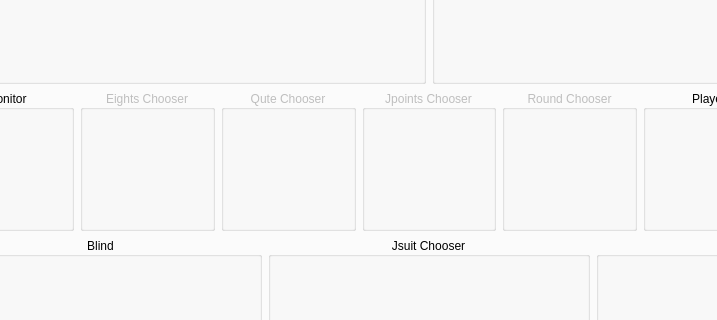
The window that table.ui (squawk7x/aQuteCardGame) describes before a commit, drawn with Qt 5; both pictures show x 83 to 800 and y 104 to 424 of the 1024 by 800 pixel window.
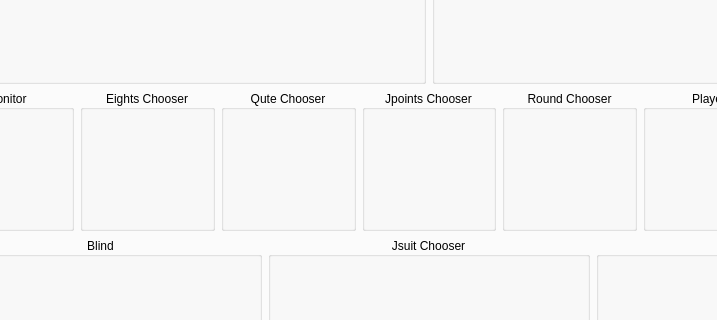
The same window after the commit.

Patch:
```diff
--- a/table.ui
+++ b/table.ui
@@ -66,7 +66,7 @@
          <item>
           <widget class="QGroupBox" name="EightsChooser">
            <property name="enabled">
-            <bool>false</bool>
+            <bool>true</bool>
            </property>
            <property name="title">
             <string>Eights Chooser</string>
@@ -80,7 +80,7 @@
          <item>
           <widget class="QGroupBox" name="QuteChooser">
            <property name="enabled">
-            <bool>false</bool>
+            <bool>true</bool>
            </property>
            <property name="title">
             <string>Qute Chooser</string>
@@ -94,7 +94,7 @@
          <item>
           <widget class="QGroupBox" name="JpointsChooser">
            <property name="enabled">
-            <bool>false</bool>
+            <bool>true</bool>
            </property>
            <property name="title">
             <string>Jpoints Chooser</string>
@@ -108,7 +108,7 @@
          <item>
           <widget class="QGroupBox" name="RoundChooser">
            <property name="enabled">
-            <bool>false</bool>
+            <bool>true</bool>
            </property>
            <property name="title">
             <string>Round Chooser</string>
```
